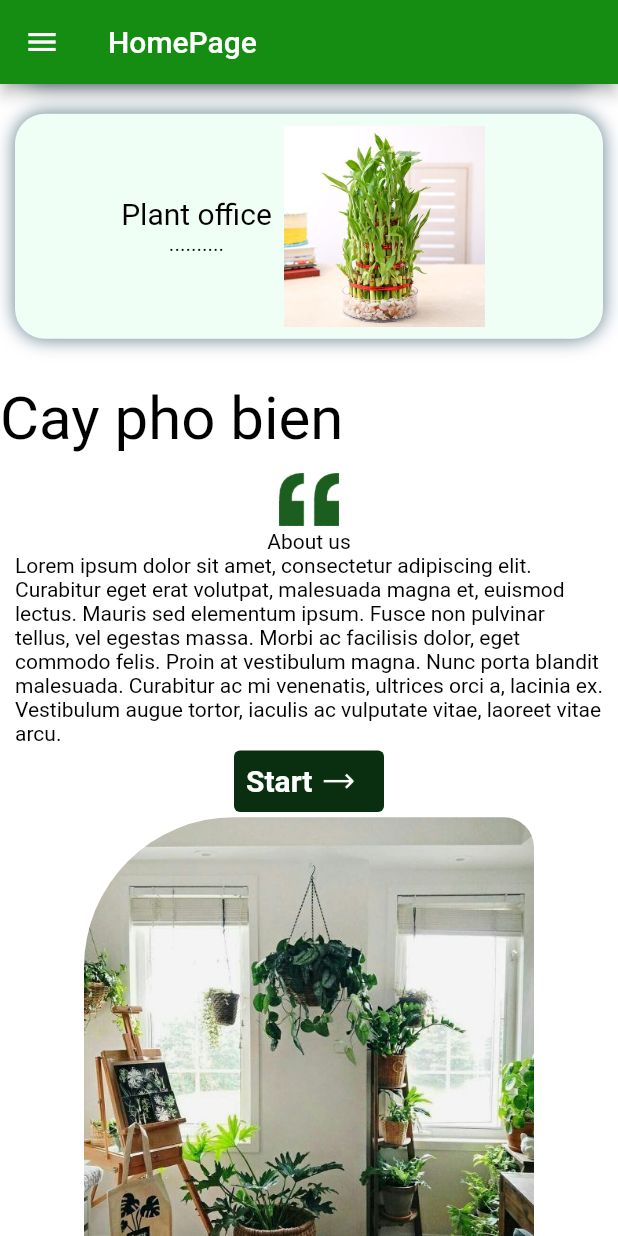
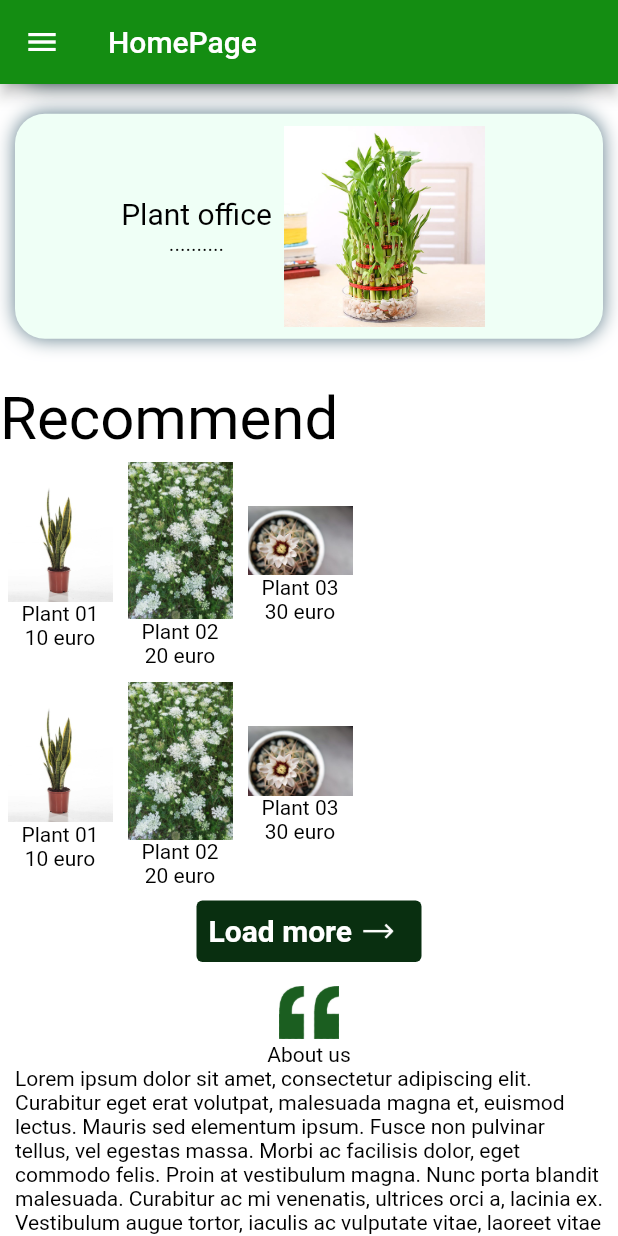
Before and after one commit to ngocdu171/Plants-Shop-App, a Flutter app: the screen it shows after launch, scrolled down 1152 dp, on a phone screen of 412 x 824 dp. Run offline on Flutter 3.47's test engine with Material 2 defaults, Android fonts, the light colour scheme and no system bars; our stand-ins replace google_fonts.

Commit message:
create recommend widget

```diff
--- a/plantshopapps/lib/screens/homepage.dart
+++ b/plantshopapps/lib/screens/homepage.dart
@@ -2,6 +2,7 @@ import 'package:flutter/material.dart';
 import 'package:plantshopapps/widgets/aboutus.dart';
 import 'package:plantshopapps/widgets/category.dart';
 import 'package:plantshopapps/widgets/footer.dart';
+import 'package:plantshopapps/widgets/recommend.dart';
 import 'package:plantshopapps/widgets/welcome.dart';
 
 
@@ -19,9 +20,10 @@ class HomePage extends StatelessWidget {
       body: ListView(
         children: const <Widget>[
           Welcome(),
-          Text('Mua theo danh muc', style: TextStyle(fontSize: 40),),
+          Text('Category', style: TextStyle(fontSize: 40),),
           Category(),
-          Text('Cay pho bien', style: TextStyle(fontSize: 40),),
+          Text('Recommend', style: TextStyle(fontSize: 40),),
+          Recommend(),
           AboutUs(),
           Footer(),
         ],
--- /dev/null
+++ b/plantshopapps/lib/widgets/recommend.dart
@@ -0,0 +1,128 @@
+import 'package:flutter/material.dart';
+
+class Recommend extends StatelessWidget {
+  const Recommend({ Key? key }) : super(key: key);
+
+  @override
+  Widget build(BuildContext context) {
+    return Container(
+      child: Column(
+        children: <Widget>[
+          Row(
+            children: [
+              Padding(
+                padding: const EdgeInsets.all(5),
+                child: Container(
+                  child: Column(
+                    children: <Widget>[
+                      Image.asset("assets/images/Trifasciata Futura Superba.jpg", width: 70,),
+                      const Text("Plant 01"),
+                      const Text("10 euro")
+                    ],
+                  ),
+                ),
+              ),
+
+              Padding(
+                padding: const EdgeInsets.all(5),
+                child: Container(
+                  child: Column(
+                    children: <Widget>[
+                      Image.asset("assets/images/queen-annes-lace_Outdoor.jpg", width: 70,),
+                      const Text("Plant 02"),
+                      const Text("20 euro")
+                    ],
+                  ),
+                ),
+              ),
+
+              Padding(
+                padding: const EdgeInsets.all(5),
+                child: Container(
+                  child: Column(
+                    children: <Widget>[
+                      Image.asset("assets/images/Spider-Cactus_Office.jpg", width: 70,),
+                      const Text("Plant 03"),
+                      const Text("30 euro")
+                    ],
+                  ),
+                ),
+              ),
+            ],
+          ),
+
+          Row(
+            children: [
+              Padding(
+                padding: const EdgeInsets.all(5),
+                child: Container(
+                  child: Column(
+                    children: <Widget>[
+                      Image.asset("assets/images/Trifasciata Futura Superba.jpg", width: 70,),
+                      const Text("Plant 01"),
+                      const Text("10 euro")
+                    ],
+                  ),
+                ),
+              ),
+
+              Padding(
+                padding: const EdgeInsets.all(5),
+                child: Container(
+                  child: Column(
+                    children: <Widget>[
+                      Image.asset("assets/images/queen-annes-lace_Outdoor.jpg", width: 70,),
+                      const Text("Plant 02"),
+                      const Text("20 euro")
+                    ],
+                  ),
+                ),
+              ),
+
+              Padding(
+                padding: const EdgeInsets.all(5),
+                child: Container(
+                  child: Column(
+                    children: <Widget>[
+                      Image.asset("assets/images/Spider-Cactus_Office.jpg", width: 70,),
+                      const Text("Plant 03"),
+                      const Text("30 euro")
+                    ],
+                  ),
+                ),
+              ),
+            ],
+          ),
+          SizedBox(
+            width: 150,
+            child: TextButton(
+                style: TextButton.styleFrom(
+                  backgroundColor: const Color.fromARGB(255, 9, 47, 16),
+                ),
+                onPressed: () {},
+                child: Row(
+                  children: [
+                    const Padding(
+                      padding: EdgeInsets.only(right: 5),
+                      child: Text(
+                        'Load more',
+                        style: TextStyle(
+                          fontWeight: FontWeight.bold,
+                          fontSize: 20,
+                          color: Color.fromARGB(255, 255, 255, 255),
+                        ),
+                      ),
+                    ),
+                    Image.asset(
+                      "assets/icons/icons8-arrow-64.png",
+                      width: 25,
+                      color: Colors.white,
+                    )
+                  ],
+                )),
+          ),
+        ],
+      ),
+    );
+  }
+}
```
